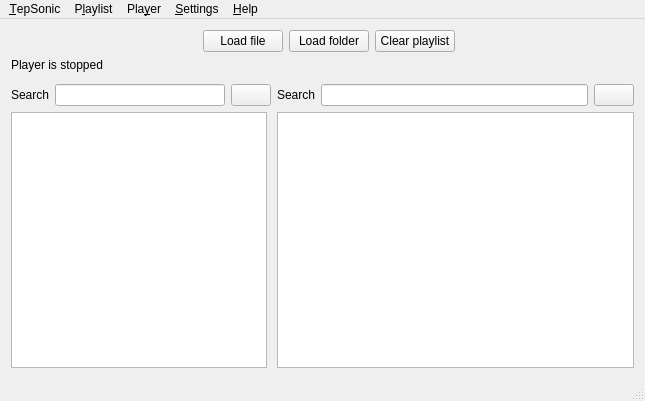
Before: the Qt Designer form mainwindow.ui in danvratil/TepSonic, drawn with Qt 5.
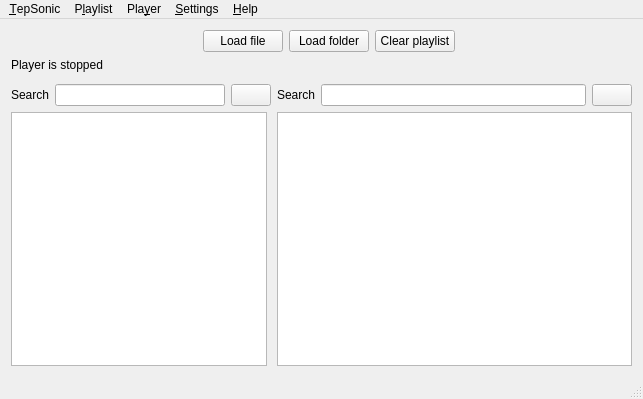
After: the same form once the commit is applied. Icons and pictures are not drawn. Custom widgets are drawn as their Qt base class.

```diff
--- a/mainwindow.ui
+++ b/mainwindow.ui
@@ -6,8 +6,8 @@
    <rect>
     <x>0</x>
     <y>0</y>
-    <width>645</width>
-    <height>401</height>
+    <width>643</width>
+    <height>399</height>
    </rect>
   </property>
   <property name="sizePolicy">
@@ -361,7 +361,7 @@
     <rect>
      <x>0</x>
      <y>0</y>
-     <width>645</width>
+     <width>643</width>
      <height>20</height>
     </rect>
    </property>
```
Left out of the diff: 2 changed lines with no effect on the pictures.
